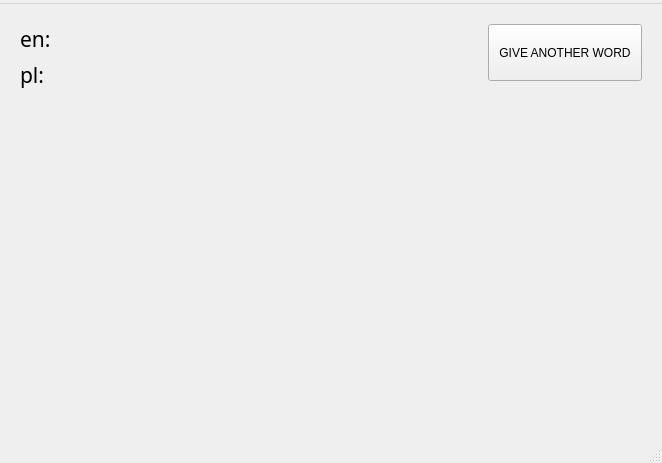
Qt form data/menu/mygui.ui (JakubZapadka/ENLearning) before a commit.
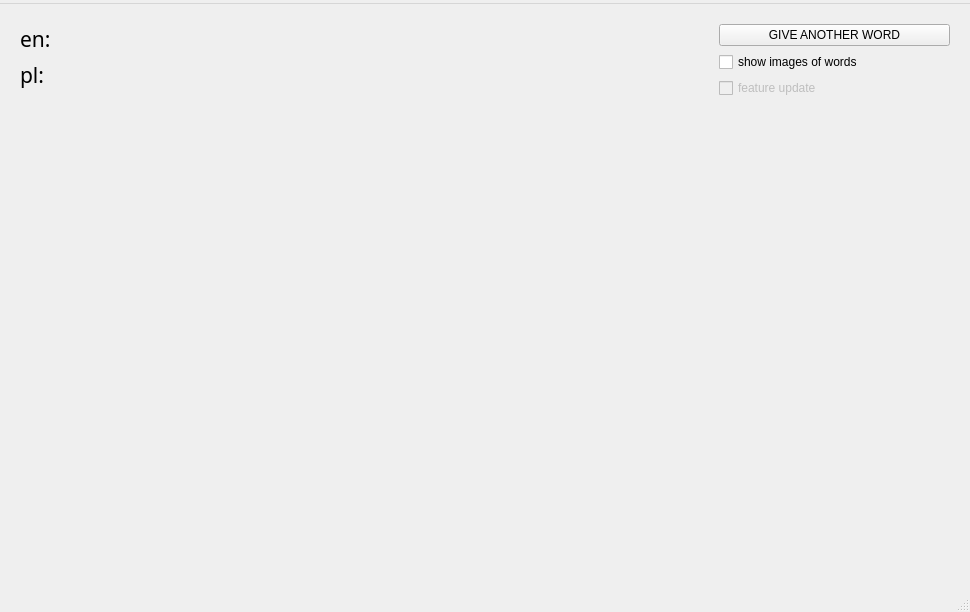
The same form after that commit.

Commit message: new function added (checkboxes)

Patch:
```diff
--- a/data/menu/mygui.ui
+++ b/data/menu/mygui.ui
@@ -6,8 +6,8 @@
    <rect>
     <x>0</x>
     <y>0</y>
-    <width>662</width>
-    <height>463</height>
+    <width>970</width>
+    <height>612</height>
    </rect>
   </property>
   <property name="windowTitle">
@@ -172,14 +172,14 @@
      </layout>
     </item>
     <item>
-     <layout class="QVBoxLayout" name="verticalLayout_2" stretch="1,6">
+     <layout class="QVBoxLayout" name="verticalLayout_2" stretch="1,0,0">
       <property name="sizeConstraint">
        <enum>QLayout::SetFixedSize</enum>
       </property>
       <item>
        <widget class="QPushButton" name="pushButton">
         <property name="sizePolicy">
-         <sizepolicy hsizetype="Minimum" vsizetype="MinimumExpanding">
+         <sizepolicy hsizetype="Minimum" vsizetype="Maximum">
           <horstretch>0</horstretch>
           <verstretch>0</verstretch>
          </sizepolicy>
@@ -192,6 +192,27 @@
         </property>
        </widget>
       </item>
+      <item>
+       <layout class="QVBoxLayout" name="verticalLayout_4">
+        <item>
+         <widget class="QCheckBox" name="checkBox_show_images">
+          <property name="text">
+           <string>show images of words</string>
+          </property>
+         </widget>
+        </item>
+        <item>
+         <widget class="QCheckBox" name="checkBox">
+          <property name="enabled">
+           <bool>false</bool>
+          </property>
+          <property name="text">
+           <string>feature update</string>
+          </property>
+         </widget>
+        </item>
+       </layout>
+      </item>
       <item>
        <spacer name="verticalSpacer">
         <property name="orientation">
@@ -214,7 +235,7 @@
     <rect>
      <x>0</x>
      <y>0</y>
-     <width>662</width>
+     <width>970</width>
      <height>21</height>
     </rect>
    </property>
```
